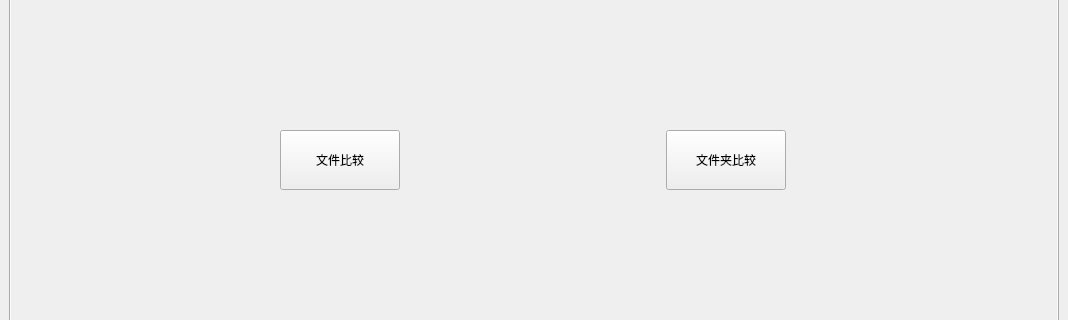
Old version of the form mainwindow.ui in the repository SunnyYuer/FileRefSync; both pictures show x 0 to 1068 and y 136 to 456 of the 1068 by 600 pixel window.
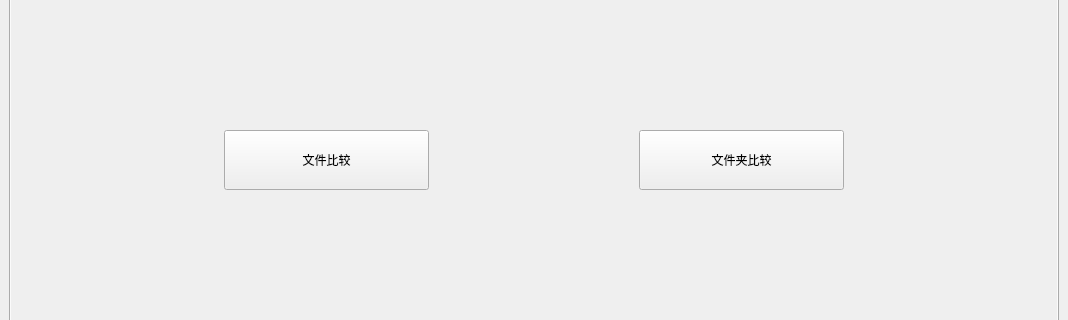
New version of the form. Icons and pictures are not drawn.

Commit message: 主界面调整

The edit to the form file:
```diff
--- a/mainwindow.ui
+++ b/mainwindow.ui
@@ -49,10 +49,23 @@
         </item>
         <item>
          <layout class="QHBoxLayout" name="horizontalLayout">
+          <item>
+           <spacer name="horizontalSpacer">
+            <property name="orientation">
+             <enum>Qt::Horizontal</enum>
+            </property>
+            <property name="sizeHint" stdset="0">
+             <size>
+              <width>40</width>
+              <height>20</height>
+             </size>
+            </property>
+           </spacer>
+          </item>
           <item>
            <widget class="QPushButton" name="filediffButton">
             <property name="sizePolicy">
-             <sizepolicy hsizetype="Maximum" vsizetype="Fixed">
+             <sizepolicy hsizetype="Expanding" vsizetype="Fixed">
               <horstretch>0</horstretch>
               <verstretch>0</verstretch>
              </sizepolicy>
@@ -78,10 +91,23 @@
             </property>
            </widget>
           </item>
+          <item>
+           <spacer name="horizontalSpacer_2">
+            <property name="orientation">
+             <enum>Qt::Horizontal</enum>
+            </property>
+            <property name="sizeHint" stdset="0">
+             <size>
+              <width>40</width>
+              <height>20</height>
+             </size>
+            </property>
+           </spacer>
+          </item>
           <item>
            <widget class="QPushButton" name="folderdiffButton">
             <property name="sizePolicy">
-             <sizepolicy hsizetype="Maximum" vsizetype="Fixed">
+             <sizepolicy hsizetype="Expanding" vsizetype="Fixed">
               <horstretch>0</horstretch>
               <verstretch>0</verstretch>
              </sizepolicy>
@@ -107,6 +133,19 @@
             </property>
            </widget>
           </item>
+          <item>
+           <spacer name="horizontalSpacer_3">
+            <property name="orientation">
+             <enum>Qt::Horizontal</enum>
+            </property>
+            <property name="sizeHint" stdset="0">
+             <size>
+              <width>40</width>
+              <height>20</height>
+             </size>
+            </property>
+           </spacer>
+          </item>
          </layout>
         </item>
         <item>
```
The commit also changes 2 other files.
